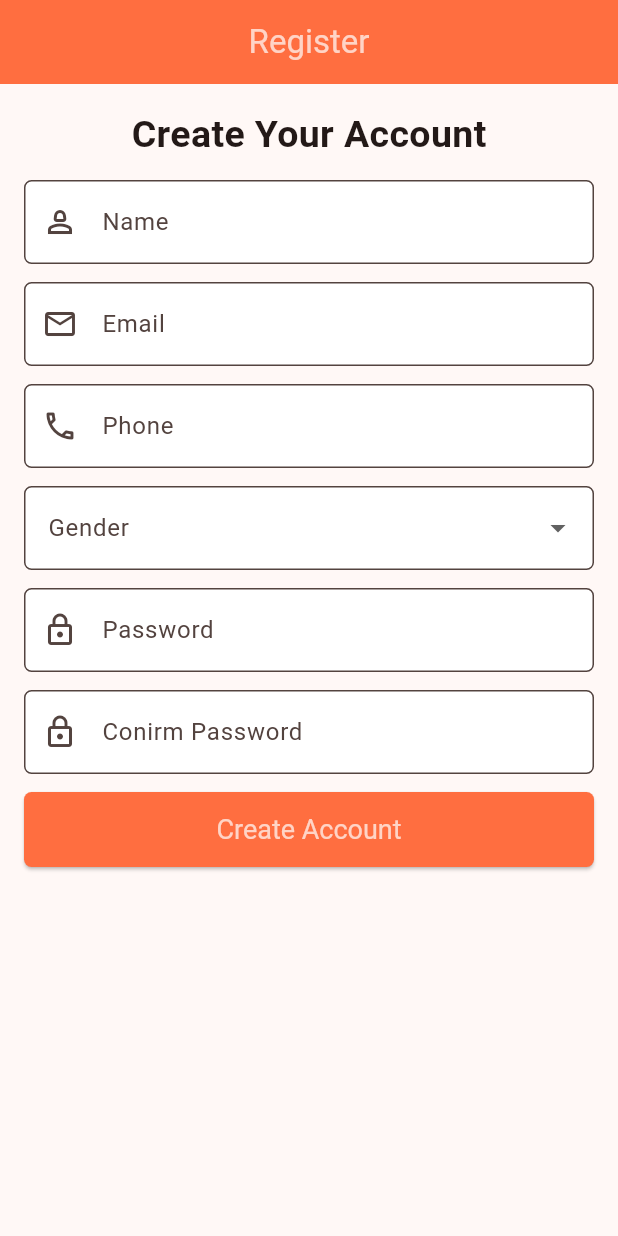
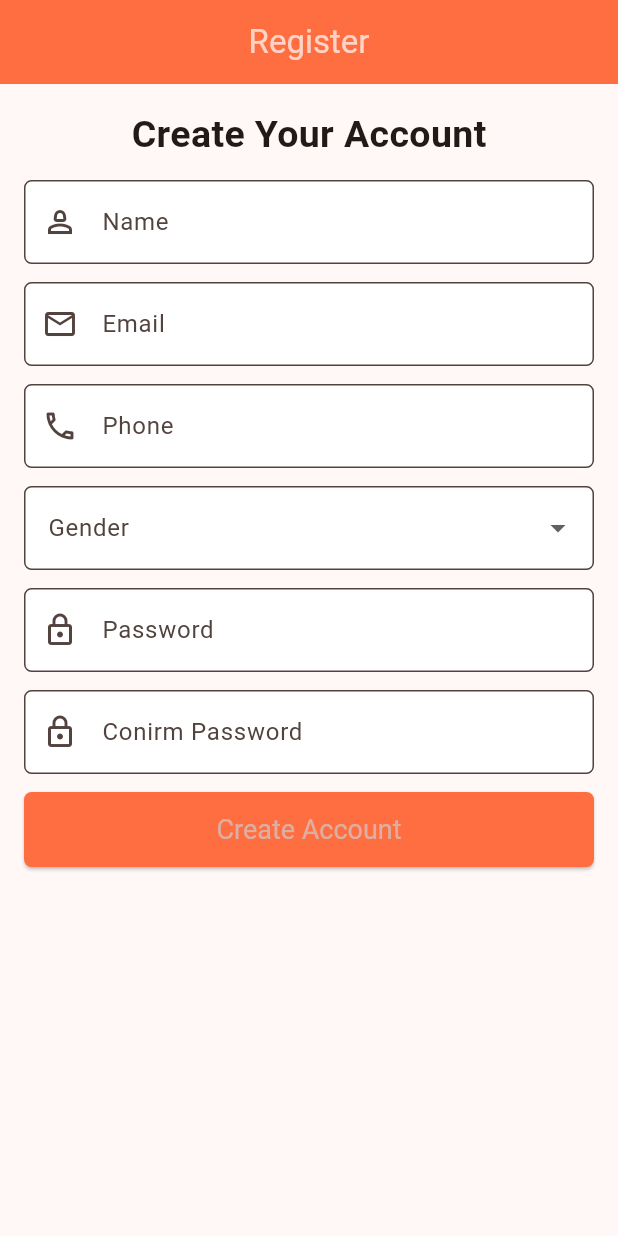
Before and after one commit to syedwasi37/myecommerce_app, a Flutter app: the screen it shows after launch, on a phone screen of 412 x 824 dp. Run offline on Flutter 3.47's test engine with Material 3 defaults, Android fonts, the phone set to English and light mode, and no system bars; our stand-ins replace firebase_core; accounts and stored records are empty.

Commit message:
testing changes

```diff
--- a/lib/core/theme.dart
+++ b/lib/core/theme.dart
@@ -14,7 +14,7 @@ ThemeData appTheme = ThemeData(
   elevatedButtonTheme: ElevatedButtonThemeData(
     style: ElevatedButton.styleFrom(
       backgroundColor: Colors.deepOrangeAccent,
-      foregroundColor: Colors.white70,
+      foregroundColor: const Color.fromARGB(179, 206, 203, 203),
       shape: RoundedRectangleBorder(borderRadius: BorderRadius.circular(5)),
       textStyle: TextStyle(fontSize: 18),
     ),
```
